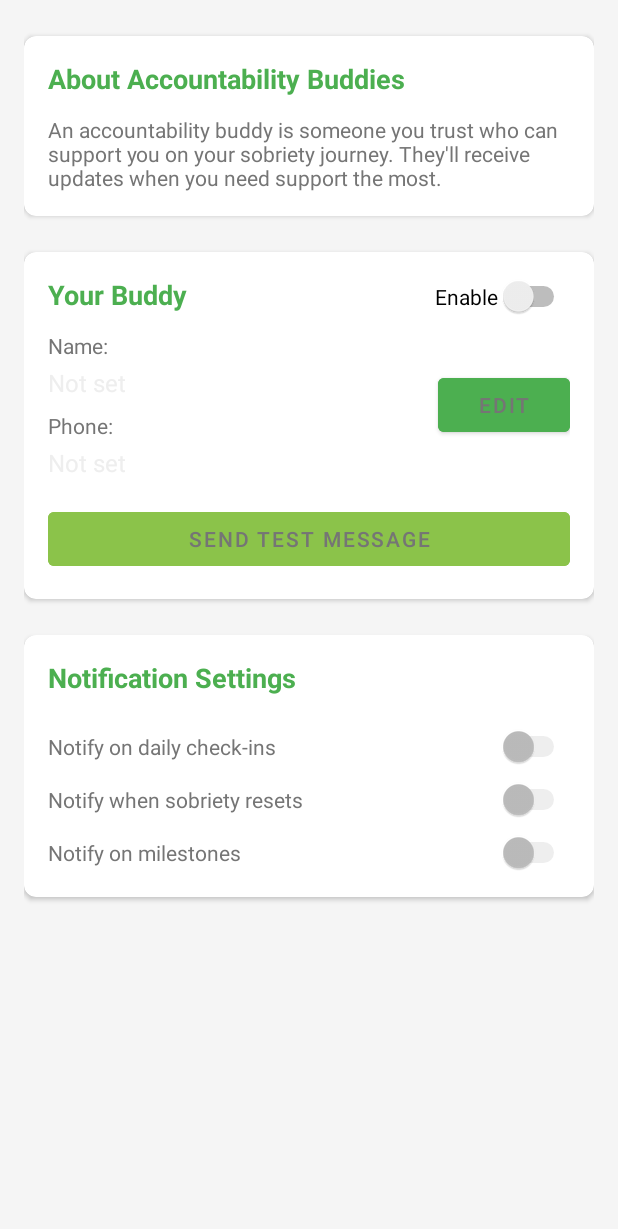
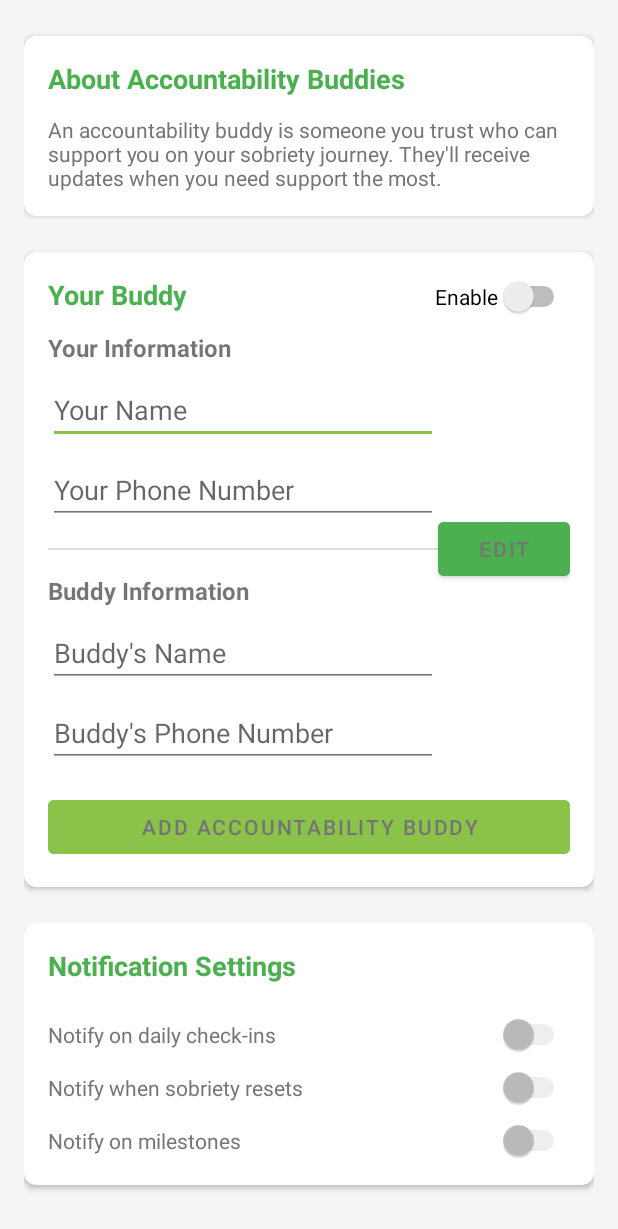
Before and after one commit to Dysprosed/SoberTime, an Android app: the AccountabilityBuddyActivity screen opened directly, with no data from a screen before it, on a phone screen of 412 x 824 dp. Shown: the top 1229 px of the screen. Run offline under Robolectric (Android 15) with nearby library versions, the phone set to English and light mode, and no system bars; 4 statements that could not run were skipped.

Commit message:
Implement accountability buddy feature with user information and SMS invitation

```diff
--- a/app/src/main/java/com/example/sobertime/CheckInActivity.java
+++ b/app/src/main/java/com/example/sobertime/CheckInActivity.java
@@ -172,11 +172,11 @@ public class CheckInActivity extends BaseActivity {
                 // Build message
                 String message;
                 if (maintainedSobriety) {
-                    message = "Hi " + buddyName + ", this is a notification from SoberTime. " +
+                    message = "Hi " + buddyName + ", this is a notification from New Dawn. " +
                             "Your buddy has completed their daily check-in and is still " +
                             "maintaining their sobriety. No action needed.";
                 } else {
-                    message = "Hi " + buddyName + ", this is a notification from SoberTime. " +
+                    message = "Hi " + buddyName + ", this is a notification from New Dawn. " +
                             "Your buddy has had a lapse and could use your support right now. " +
                             "Please consider reaching out to them when you have a moment.";
                 }
--- a/app/src/main/java/com/example/sobertime/DatabaseHelper.java
+++ b/app/src/main/java/com/example/sobertime/DatabaseHelper.java
@@ -134,16 +134,53 @@ public class DatabaseHelper extends SQLiteOpenHelper {
     public void ensureAccountabilityBuddyTableExists() {
         SQLiteDatabase db = getWritableDatabase();
 
-        // Check if table exists
+        // Check if the table exists first
         Cursor cursor = db.rawQuery(
-                "SELECT name FROM sqlite_master WHERE type='table' AND name=?",
-                new String[]{"accountability_buddy"});
-        boolean tableExists = cursor.moveToFirst();
+                "SELECT name FROM sqlite_master WHERE type='table' AND name='accountability_buddy'",
+                null);
+
+        boolean tableExists = cursor.getCount() > 0;
         cursor.close();
 
         if (!tableExists) {
-            // Create the table if it doesn't exist
-            db.execSQL(CREATE_TABLE_ACCOUNTABILITY_BUDDY);
+            // Create the table with the user info columns
+            db.execSQL("CREATE TABLE accountability_buddy (" +
+                    "_id INTEGER PRIMARY KEY AUTOINCREMENT," +
+                    "name TEXT," +
+                    "phone TEXT," +
+                    "user_name TEXT," +
+                    "user_phone TEXT," +
+                    "enabled INTEGER DEFAULT 0," +
+                    "notify_on_checkin INTEGER DEFAULT 0," +
+                    "notify_on_relapse INTEGER DEFAULT 1," +
+                    "notify_on_milestone INTEGER DEFAULT 1" +
+                    ")");
+        } else {
+            // Check if user fields exist, add them if they don't
+            cursor = db.rawQuery("PRAGMA table_info(accountability_buddy)", null);
+
+            boolean hasUserName = false;
+            boolean hasUserPhone = false;
+
+            if (cursor.moveToFirst()) {
+                do {
+                    String columnName = cursor.getString(cursor.getColumnIndex("name"));
+                    if ("user_name".equals(columnName)) {
+                        hasUserName = true;
+                    } else if ("user_phone".equals(columnName)) {
+                        hasUserPhone = true;
+                    }
+                } while (cursor.moveToNext());
+            }
+            cursor.close();
+
+            // Add columns if they don't exist
+            if (!hasUserName) {
+                db.execSQL("ALTER TABLE accountability_buddy ADD COLUMN user_name TEXT");
+            }
+            if (!hasUserPhone) {
+                db.execSQL("ALTER TABLE accountability_buddy ADD COLUMN user_phone TEXT");
+            }
         }
     }
 
--- a/app/src/main/res/layout/activity_accountability_buddy.xml
+++ b/app/src/main/res/layout/activity_accountability_buddy.xml
@@ -88,37 +88,57 @@
                         android:orientation="vertical">
 
                         <TextView
-                            android:layout_width="wrap_content"
+                            android:layout_width="match_parent"
                             android:layout_height="wrap_content"
-                            android:text="Name:"
-                            android:textColor="@color/colorTextLight"
-                            android:textSize="14sp" />
+                            android:text="Your Information"
+                            android:textStyle="bold"
+                            android:textSize="16sp"
+                            android:layout_marginBottom="8dp"/>
+
+                        <EditText
+                            android:id="@+id/yourNameEditText"
+                            android:layout_width="match_parent"
+                            android:layout_height="wrap_content"
+                            android:hint="Your Name"
+                            android:inputType="textPersonName"
+                            android:layout_marginBottom="8dp"/>
+
+                        <EditText
+                            android:id="@+id/yourPhoneEditText"
+                            android:layout_width="match_parent"
+                            android:layout_height="wrap_content"
+                            android:hint="Your Phone Number"
+                            android:inputType="phone"
+                            android:layout_marginBottom="16dp"/>
+
+                        <View
+                            android:layout_width="match_parent"
+                            android:layout_height="1dp"
+                            android:background="#DDDDDD"
+                            android:layout_marginBottom="16dp"/>
 
                         <TextView
-                            android:id="@+id/buddyNameTextView"
-                            android:layout_width="wrap_content"
+                            android:layout_width="match_parent"
                             android:layout_height="wrap_content"
-                            android:layout_marginTop="4dp"
-                            android:text="Not set"
-                            android:textColor="@color/colorTextDark"
-                            android:textSize="16sp" />
+                            android:text="Buddy Information"
+                            android:textStyle="bold"
+                            android:textSize="16sp"
+                            android:layout_marginBottom="8dp"/>
 
-                        <TextView
-                            android:layout_width="wrap_content"
+                        <EditText
+                            android:id="@+id/buddyNameEditText"
+                            android:layout_width="match_parent"
                             android:layout_height="wrap_content"
-                            android:layout_marginTop="8dp"
-                            android:text="Phone:"
-                            android:textColor="@color/colorTextLight"
-                            android:textSize="14sp" />
+                            android:hint="Buddy's Name"
+                            android:inputType="textPersonName"
+                            android:layout_marginBottom="8dp"/>
 
-                        <TextView
-                            android:id="@+id/buddyPhoneTextView"
-                            android:layout_width="wrap_content"
+                        <EditText
+                            android:id="@+id/buddyPhoneEditText"
+                            android:layout_width="match_parent"
                             android:layout_height="wrap_content"
-                            android:layout_marginTop="4dp"
-                            android:text="Not set"
-                            android:textColor="@color/colorTextDark"
-                            android:textSize="16sp" />
+                            android:hint="Buddy's Phone Number"
+                            android:inputType="phone"/>
                     </LinearLayout>
 
                     <Button
@@ -137,7 +157,7 @@
                     android:layout_height="wrap_content"
                     android:layout_marginTop="16dp"
                     android:backgroundTint="@color/colorAccent"
-                    android:text="Send Test Message"
+                    android:text="Add Accountability Buddy"
                     android:textColor="@color/colorTextLight" />
             </LinearLayout>
         </androidx.cardview.widget.CardView>
```
Also changed, not shown: app/src/main/java/com/example/sobertime/AccountabilityBuddyActivity.java (+101 -41 lines).
